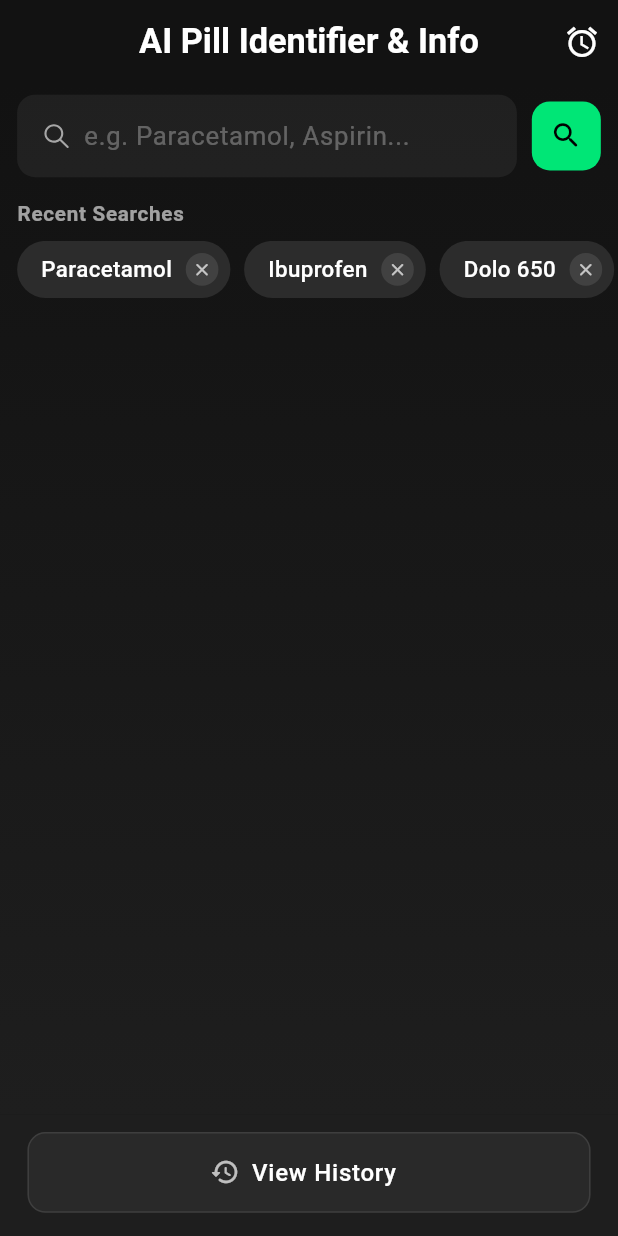
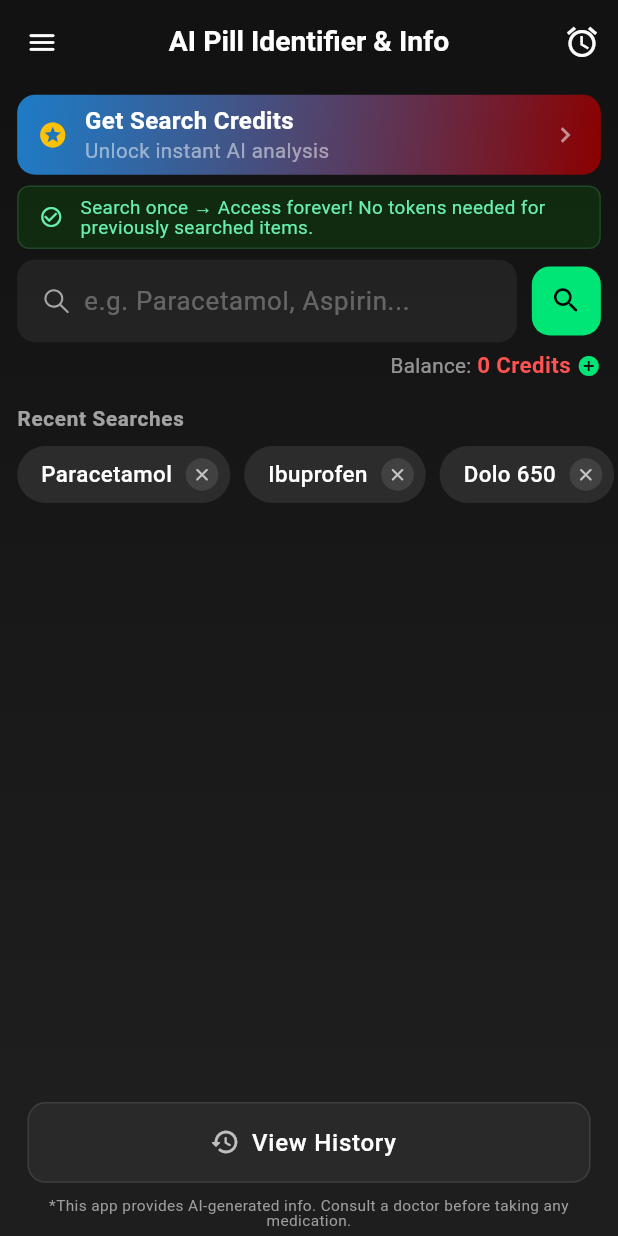
Before and after one commit to steptechnovision/ai_pill_identifier_and_info, a Flutter app: the screen it shows after launch, on a phone screen of 412 x 824 dp. Run offline on Flutter 3.47's test engine with Material 3 defaults, Android fonts, the phone set to English and light mode, and no system bars; our stand-ins replace dio, flutter_dotenv, flutter_local_notifications, flutter_screenutil, flutter_smart_dialog, flutter_svg and 6 more; missing offline and left inert: purchases_flutter; statements that could not run were skipped.

```diff
--- a/lib/main.dart
+++ b/lib/main.dart
@@ -10,7 +10,7 @@ import 'package:flutter_screenutil/flutter_screenutil.dart';
 import 'package:flutter_smart_dialog/flutter_smart_dialog.dart';
 import 'package:purchases_flutter/purchases_flutter.dart';
 
-bool isForScreenShots = true;
+bool isForScreenShots = false;
 
 void main() async {
   WidgetsFlutterBinding.ensureInitialized();
--- a/lib/screens/add_reminder_screen.dart
+++ b/lib/screens/add_reminder_screen.dart
@@ -1,4 +1,5 @@
 import 'package:ai_medicine_tracker/helper/app_colors.dart';
+import 'package:ai_medicine_tracker/widgets/app_bar_title_view.dart';
 import 'package:ai_medicine_tracker/widgets/app_text.dart';
 import 'package:ai_medicine_tracker/widgets/custom_text_field.dart';
 import 'package:flutter/material.dart';
@@ -106,12 +107,7 @@ class _AddReminderScreenState extends State<AddReminderScreen> {
             icon: const Icon(Icons.close_rounded, color: Colors.white),
             onPressed: () => Navigator.pop(context),
           ),
-          title: AppText(
-            'Add Reminder',
-            color: Colors.white,
-            fontWeight: FontWeight.bold,
-            fontSize: 18.sp,
-          ),
+          title: AppBarTitleView(title: 'Add Reminder'),
         ),
         body: AbsorbPointer(
           absorbing: _saving,
--- a/lib/screens/medicine_history_screen.dart
+++ b/lib/screens/medicine_history_screen.dart
@@ -2,6 +2,7 @@ import 'package:ai_medicine_tracker/helper/app_assets.dart';
 import 'package:ai_medicine_tracker/helper/app_colors.dart';
 import 'package:ai_medicine_tracker/helper/utils.dart';
 import 'package:ai_medicine_tracker/repository/medicine_repository.dart';
+import 'package:ai_medicine_tracker/widgets/app_bar_title_view.dart';
 import 'package:ai_medicine_tracker/widgets/app_text.dart';
 import 'package:ai_medicine_tracker/widgets/collapsible_card.dart';
 import 'package:ai_medicine_tracker/widgets/custom_text_field.dart';
@@ -149,12 +150,8 @@ class _MedicineHistoryScreenState extends State<MedicineHistoryScreen> {
               }
             },
           ),
-          title: AppText(
-            _selectedItem == null ? "History" : "Details",
-            color: Colors.white,
-            fontSize: 18.sp,
-            maxLines: 10,
-            fontWeight: FontWeight.bold,
+          title: AppBarTitleView(
+            title: _selectedItem == null ? "History" : "Details",
           ),
         ),
         body: _isLoading
@@ -298,9 +295,7 @@ class _MedicineHistoryScreenState extends State<MedicineHistoryScreen> {
                   Container(
                     padding: const EdgeInsets.all(10),
                     decoration: BoxDecoration(
-                      color: UIConstants.accentGreen.withValues(
-                        alpha: 0.15,
-                      ),
+                      color: UIConstants.accentGreen.withValues(alpha: 0.15),
                       shape: BoxShape.circle,
                     ),
                     child: const Icon(
--- a/lib/screens/medicine_tracker_screen.dart
+++ b/lib/screens/medicine_tracker_screen.dart
@@ -12,6 +12,7 @@ import 'package:ai_medicine_tracker/screens/add_reminder_screen.dart';
 import 'package:ai_medicine_tracker/screens/medicine_history_screen.dart';
 import 'package:ai_medicine_tracker/screens/reminders_screen.dart';
 import 'package:ai_medicine_tracker/screens/token_purchase_screen.dart';
+import 'package:ai_medicine_tracker/widgets/app_bar_title_view.dart';
 import 'package:ai_medicine_tracker/widgets/app_text.dart';
 import 'package:ai_medicine_tracker/widgets/collapsible_card.dart';
 import 'package:ai_medicine_tracker/widgets/custom_text_field.dart';
@@ -352,75 +353,85 @@ class _MedicineTrackerScreenState extends State<MedicineTrackerScreen> {
     return Scaffold(
       extendBodyBehindAppBar: false,
       backgroundColor: UIConstants.darkBackgroundStart,
+      drawer: _buildDrawer(),
       appBar: AppBar(
         backgroundColor: UIConstants.darkBackgroundStart,
         elevation: 0,
-        title: AppText(
-          Constants.appName,
-          fontWeight: FontWeight.bold,
-          fontSize: 20.sp,
-          maxLines: 10,
+        leading: Builder(
+          builder: (context) {
+            return IconButton(
+              icon: const Icon(
+                Icons.menu_rounded,
+                color: Colors.white,
+                size: 22,
+              ),
+              tooltip: "Menu",
+              splashRadius: 20,
+              onPressed: () => Scaffold.of(context).openDrawer(),
+            );
+          },
         ),
+        title: AppBarTitleView(title: Constants.appName),
         actions: [
-          if (!isForScreenShots)
-            Padding(
-              padding: const EdgeInsets.symmetric(vertical: 10, horizontal: 4),
-              child: InkWell(
-                onTap: () {
-                  _openPurchaseScreen();
-                },
-                borderRadius: BorderRadius.circular(20),
-                child: Container(
-                  padding: const EdgeInsets.fromLTRB(10, 4, 8, 4),
-                  decoration: BoxDecoration(
-                    color: const Color(0xFFFFD700).withOpacity(0.15),
-                    // Soft Gold BG
-                    borderRadius: BorderRadius.circular(50),
-                    border: Border.all(
-                      color: const Color(0xFFFFD700).withOpacity(0.3),
-                      width: 1,
-                    ),
-                  ),
-                  child: Row(
-                    mainAxisSize: MainAxisSize.min,
-                    children: [
-                      // Icon
-                      const Icon(
-                        Icons.stars_rounded,
-                        color: Color(0xFFFFD700), // Gold
-                        size: 18,
-                      ),
-                      const SizedBox(width: 6),
-
-                      // Count
-                      AppText(
-                        "$_tokens",
-                        fontSize: 14.sp,
-                        maxLines: 20,
-                        color: Colors.white,
-                        fontWeight: FontWeight.bold,
-                      ),
-
-                      const SizedBox(width: 6),
-
-                      // Small Plus Icon (Call to Action)
-                      Container(
-                        padding: const EdgeInsets.all(2),
-                        decoration: BoxDecoration(
-                          color: Colors.black.withOpacity(0.3),
-                          shape: BoxShape.circle,
-                        ),
-                        child: const Icon(
-                          Icons.add,
-                          size: 10,
-                          color: Colors.white,
-                        ),
-                      ),
-                    ],
-                  ),
-                ),
-              ),
-            ),
+          // if (!isForScreenShots)
+          //   Padding(
+          //     padding: const EdgeInsets.symmetric(vertical: 10, horizontal: 4),
+          //     child: InkWell(
+          //       onTap: () {
+          //         _openPurchaseScreen();
+          //       },
+          //       borderRadius: BorderRadius.circular(20),
+          //       child: Container(
+          //         padding: const EdgeInsets.fromLTRB(10, 4, 8, 4),
+          //         decoration: BoxDecoration(
+          //           color: const Color(0xFFFFD700).withOpacity(0.15),
+          //           // Soft Gold BG
+          //           borderRadius: BorderRadius.circular(50),
+          //           border: Border.all(
+          //             color: const Color(0xFFFFD700).withOpacity(0.3),
+          //             width: 1,
+          //           ),
+          //         ),
+          //         child: Row(
+          //           mainAxisSize: MainAxisSize.min,
+          //           children: [
+          //             // Icon
+          //             const Icon(
+          //               Icons.stars_rounded,
+          //               color: Color(0xFFFFD700), // Gold
+          //               size: 18,
+          //             ),
+          //             const SizedBox(width: 6),
+          //
+          //             // Count
+          //             AppText(
+          //               "$_tokens",
+          //               fontSize: 14.sp,
+          //               maxLines: 20,
+          //               color: Colors.white,
+          //               fontWeight: FontWeight.bold,
+          //             ),
+          //
+          //             const SizedBox(width: 6),
+          //
+          //             // Small Plus Icon (Call to Action)
+          //             Container(
+          //               padding: const EdgeInsets.all(2),
+          //               decoration: BoxDecoration(
+          //                 color: Colors.black.withOpacity(0.3),
+          //                 shape: BoxShape.circle,
+          //               ),
+          //               child: const Icon(
+          //                 Icons.add,
+          //                 size: 10,
+          //                 color: Colors.white,
+          //               ),
+          //             ),
+          //           ],
+          //         ),
+          //       ),
+          //     ),
+          //   ),
           IconButton(
             icon: const Icon(Icons.alarm, color: Colors.white),
             tooltip: 'Reminders',
@@ -487,6 +498,161 @@ class _MedicineTrackerScreenState extends State<MedicineTrackerScreen> {
         ),
       ),
       bottomNavigationBar: _buildBottomBar(),
+    );
+  }
+
+  Widget _buildDrawer() {
+    return Drawer(
+      backgroundColor: UIConstants.darkBackgroundStart,
+      child: Column(
+        children: [
+          // 1. HEADER
+          Container(
+            width: double.infinity,
+            padding: EdgeInsets.fromLTRB(20.w, 60.h, 20.w, 20.h),
+            decoration: BoxDecoration(
+              gradient: LinearGradient(
+                colors: [
+                  UIConstants.accentGreen.withValues(alpha: 0.2),
+                  UIConstants.darkBackgroundStart,
+                ],
+                begin: Alignment.topLeft,
+                end: Alignment.bottomRight,
+              ),
+              border: Border(
+                bottom: BorderSide(color: Colors.white.withValues(alpha: 0.05)),
+              ),
+            ),
+            child: Column(
+              crossAxisAlignment: CrossAxisAlignment.start,
+              children: [
+                // Logo Placeholder
+                Container(
+                  padding: const EdgeInsets.all(12),
+                  decoration: BoxDecoration(
+                    shape: BoxShape.circle,
+                    color: Colors.white.withValues(alpha: 0.05),
+                    border: Border.all(
+                      color: UIConstants.accentGreen.withValues(alpha: 0.3),
+                    ),
+                  ),
+                  child: const Icon(
+                    Icons.medication_liquid_rounded,
+                    size: 32,
+                    color: UIConstants.accentGreen,
+                  ),
+                ),
+                SizedBox(height: 16.h),
+                AppText(
+                  Constants.appName,
+                  fontSize: 20.sp,
+                  fontWeight: FontWeight.bold,
+                  color: Colors.white,
+                ),
+                SizedBox(height: 4.h),
+                AppText(
+                  "Version 1.0.0",
+                  fontSize: 12.sp,
+                  color: Colors.white54,
+                ),
+              ],
+            ),
+          ),
+
+          // 2. MENU ITEMS
+          Expanded(
+            child: ListView(
+              padding: EdgeInsets.symmetric(vertical: 10.h),
+              physics: const BouncingScrollPhysics(),
+              children: [
+                // --- PREMIUM SECTION ---
+                _buildDrawerItem(
+                  icon: Icons.stars_rounded,
+                  text: "Get Premium Tokens",
+                  iconColor: const Color(0xFFFFD700),
+                  // Gold
+                  textColor: const Color(0xFFFFD700),
+                  onTap: () {
+                    Navigator.pop(context); // Close drawer
+                    _openPurchaseScreen();
+                  },
+                ),
+                Divider(color: Colors.white.withValues(alpha: 0.1), height: 30),
+
+                // --- ACTIONS ---
+                _buildDrawerItem(
+                  icon: Icons.share_rounded,
+                  text: "Share App",
+                  onTap: () {
+                    Navigator.pop(context);
+                    // TODO: Add share logic using share_plus package
+                    // Share.share('Check out this amazing Medicine AI app!');
+                  },
+                ),
+                _buildDrawerItem(
+                  icon: Icons.star_rate_rounded,
+                  text: "Rate Us",
+                  onTap: () {
+                    Navigator.pop(context);
+                    // TODO: Add rating logic using url_launcher or in_app_review
+                  },
+                ),
+
+                Divider(color: Colors.white.withOpacity(0.1), height: 30),
+
+                // --- LEGAL ---
+                _buildDrawerItem(
+                  icon: Icons.privacy_tip_outlined,
+                  text: "Privacy Policy",
+                  onTap: () {
+                    Navigator.pop(context);
+                    // TODO: Open Privacy Policy URL
+                  },
+                ),
+                _buildDrawerItem(
+                  icon: Icons.description_outlined,
+                  text: "Terms & Conditions",
+                  onTap: () {
+                    Navigator.pop(context);
+                    // TODO: Open T&C URL
+                  },
+                ),
+              ],
+            ),
+          ),
+
+          // 3. FOOTER
+          Padding(
+            padding: EdgeInsets.all(20.h),
+            child: AppText(
+              "Made with ❤️ in India",
+              fontSize: 12.sp,
+              color: Colors.white30,
+            ),
+          ),
+        ],
+      ),
+    );
+  }
+
+  Widget _buildDrawerItem({
+    required IconData icon,
+    required String text,
+    required VoidCallback onTap,
+    Color iconColor = Colors.white70,
+    Color textColor = Colors.white,
+  }) {
+    return ListTile(
+      leading: Icon(icon, color: iconColor, size: 22),
+      title: AppText(
+        text,
+        fontSize: 15.sp,
+        fontWeight: FontWeight.w500,
+        color: textColor,
+      ),
+      onTap: onTap,
+      dense: true,
+      visualDensity: VisualDensity.compact,
     );
   }
 
--- a/lib/screens/reminders_screen.dart
+++ b/lib/screens/reminders_screen.dart
@@ -1,4 +1,5 @@
 import 'package:ai_medicine_tracker/helper/app_colors.dart';
+import 'package:ai_medicine_tracker/widgets/app_bar_title_view.dart';
 import 'package:ai_medicine_tracker/widgets/app_text.dart';
 import 'package:flutter/material.dart';
 import 'package:flutter_screenutil/flutter_screenutil.dart';
@@ -72,12 +73,7 @@ class _RemindersScreenState extends State<RemindersScreen> {
           icon: const Icon(Icons.arrow_back_rounded, color: Colors.white),
           onPressed: () => Navigator.pop(context),
         ),
-        title: AppText(
-          'Medicine Reminders',
-          color: Colors.white,
-          fontWeight: FontWeight.bold,
-          fontSize: 18.sp,
-        ),
+        title: AppBarTitleView(title: 'Medicine Reminders'),
       ),
       floatingActionButton: FloatingActionButton(
         onPressed: () => _openAdd(),
--- /dev/null
+++ b/lib/widgets/app_bar_title_view.dart
@@ -0,0 +1,19 @@
+import 'package:ai_medicine_tracker/widgets/app_text.dart';
+import 'package:flutter/material.dart';
+import 'package:flutter_screenutil/flutter_screenutil.dart';
+
+class AppBarTitleView extends StatelessWidget {
+  final String title;
+
+  const AppBarTitleView({super.key, required this.title});
+
+  @override
+  Widget build(BuildContext context) {
+    return AppText(
+      title,
+      fontWeight: FontWeight.bold,
+      fontSize: (16.5).sp,
+      maxLines: 2,
+    );
+  }
+}
```
